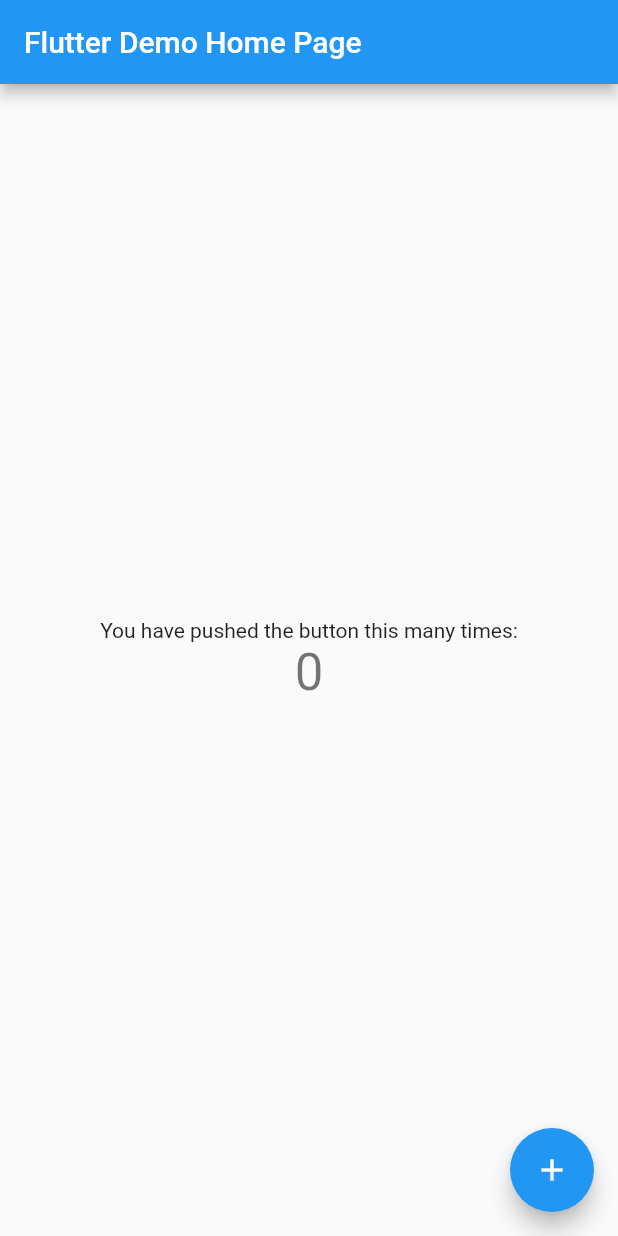
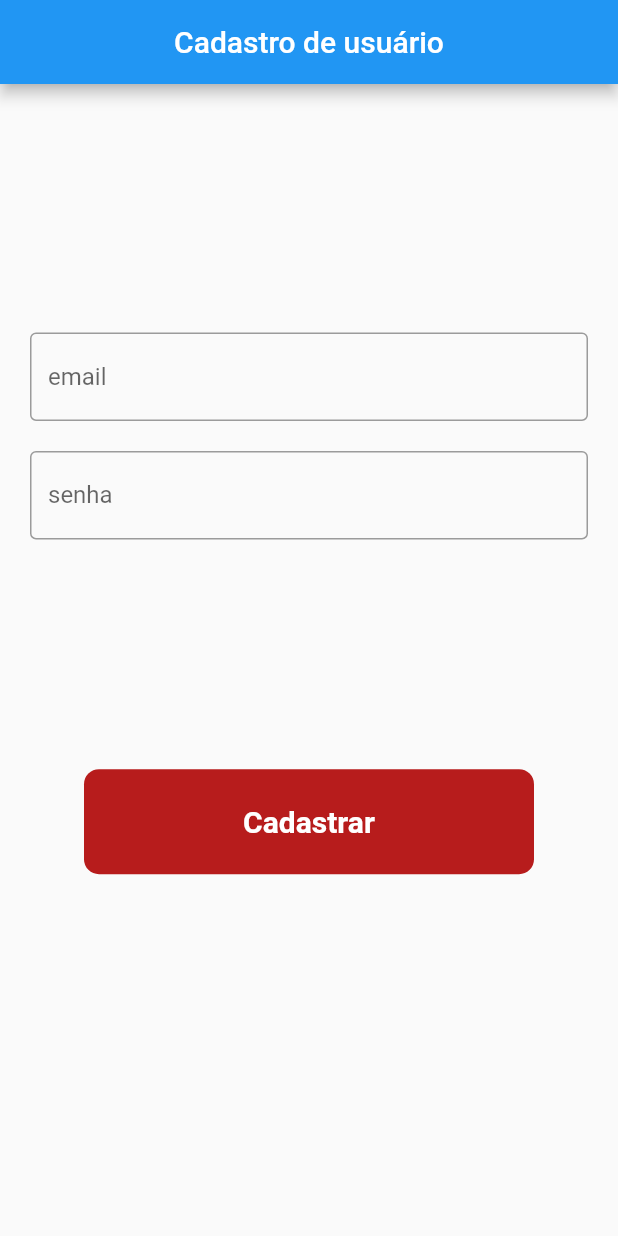
Before and after one commit to edsondearaujo/FurnitApp_Requisitos, a Flutter app: the screen it shows after launch, on a phone screen of 412 x 824 dp. Run offline on Flutter 3.47's test engine with Material 2 defaults, Android fonts, the phone set to English and light mode, and no system bars.

Commit message:
US(#07)/adding signin screen

```diff
--- a/lib/main.dart
+++ b/lib/main.dart
@@ -1,113 +1,20 @@
 import 'package:flutter/material.dart';
+import 'package:furnitapp/page/login_page.dart';
 
 void main() {
   runApp(MyApp());
 }
 
 class MyApp extends StatelessWidget {
-  // This widget is the root of your application.
   @override
   Widget build(BuildContext context) {
     return MaterialApp(
-      title: 'Flutter Demo',
-      theme: ThemeData(
-        // This is the theme of your application.
-        //
-        // Try running your application with "flutter run". You'll see the
-        // application has a blue toolbar. Then, without quitting the app, try
-        // changing the primarySwatch below to Colors.green and then invoke
-        // "hot reload" (press "r" in the console where you ran "flutter run",
-        // or simply save your changes to "hot reload" in a Flutter IDE).
-        // Notice that the counter didn't reset back to zero; the application
-        // is not restarted.
-        primarySwatch: Colors.blue,
-      ),
-      home: MyHomePage(title: 'Flutter Demo Home Page'),
-    );
+
+        debugShowCheckedModeBanner: false,
+        title: 'Flutter Demo',
+        theme: ThemeData(
+          primarySwatch: Colors.blue,
+        ),
+        home: LoginPage());
   }
 }
-
-class MyHomePage extends StatefulWidget {
-  MyHomePage({Key key, this.title}) : super(key: key);
-
-  // This widget is the home page of your application. It is stateful, meaning
-  // that it has a State object (defined below) that contains fields that affect
-  // how it looks.
-
-  // This class is the configuration for the state. It holds the values (in this
-  // case the title) provided by the parent (in this case the App widget) and
-  // used by the build method of the State. Fields in a Widget subclass are
-  // always marked "final".
-
-  final String title;
-
-  @override
-  _MyHomePageState createState() => _MyHomePageState();
-}
-
-class _MyHomePageState extends State<MyHomePage> {
-  int _counter = 0;
-
-  void _incrementCounter() {
-    setState(() {
-      // This call to setState tells the Flutter framework that something has
-      // changed in this State, which causes it to rerun the build method below
-      // so that the display can reflect the updated values. If we changed
-      // _counter without calling setState(), then the build method would not be
-      // called again, and so nothing would appear to happen.
-      _counter++;
-    });
-  }
-
-  @override
-  Widget build(BuildContext context) {
-    // This method is rerun every time setState is called, for instance as done
-    // by the _incrementCounter method above.
-    //
-    // The Flutter framework has been optimized to make rerunning build methods
-    // fast, so that you can just rebuild anything that needs updating rather
-    // than having to individually change instances of widgets.
-    return Scaffold(
-      appBar: AppBar(
-        // Here we take the value from the MyHomePage object that was created by
-        // the App.build method, and use it to set our appbar title.
-        title: Text(widget.title),
-      ),
-      body: Center(
-        // Center is a layout widget. It takes a single child and positions it
-        // in the middle of the parent.
-        child: Column(
-          // Column is also a layout widget. It takes a list of children and
-          // arranges them vertically. By default, it sizes itself to fit its
-          // children horizontally, and tries to be as tall as its parent.
-          //
-          // Invoke "debug painting" (press "p" in the console, choose the
-          // "Toggle Debug Paint" action from the Flutter Inspector in Android
-          // Studio, or the "Toggle Debug Paint" command in Visual Studio Code)
-          // to see the wireframe for each widget.
-          //
-          // Column has various properties to control how it sizes itself and
-          // how it positions its children. Here we use mainAxisAlignment to
-          // center the children vertically; the main axis here is the vertical
-          // axis because Columns are vertical (the cross axis would be
-          // horizontal).
-          mainAxisAlignment: MainAxisAlignment.center,
-          children: <Widget>[
-            Text(
-              'You have pushed the button this many times:',
-            ),
-            Text(
-              '$_counter',
-              style: Theme.of(context).textTheme.headline4,
-            ),
-          ],
-        ),
-      ),
-      floatingActionButton: FloatingActionButton(
-        onPressed: _incrementCounter,
-        tooltip: 'Increment',
-        child: Icon(Icons.add),
-      ), // This trailing comma makes auto-formatting nicer for build methods.
-    );
-  }
-}
--- /dev/null
+++ b/lib/page/login_page.dart
@@ -0,0 +1,86 @@
+import 'package:flutter/material.dart';
+
+class LoginPage extends StatefulWidget {
+  @override
+  _LoginPageState createState() => _LoginPageState();
+}
+
+class _LoginPageState extends State<LoginPage>
+    with SingleTickerProviderStateMixin {
+  AnimationController _controller;
+
+  @override
+  void initState() {
+    super.initState();
+    _controller = AnimationController(vsync: this);
+  }
+
+  @override
+  void dispose() {
+    super.dispose();
+    _controller.dispose();
+  }
+
+  @override
+  Widget build(BuildContext context) {
+    return SafeArea(
+      child: Scaffold(
+        resizeToAvoidBottomInset: false,
+        appBar: AppBar(
+          centerTitle: true,
+          title: Text('Cadastro de usuário'),
+        ),
+        body: Padding(
+          padding: const EdgeInsets.all(20),
+          child: Column(
+            children: [
+              Spacer(),
+              Expanded(
+                flex: 2,
+                child: Column(
+                  children: [
+                    TextFormField(
+                      decoration: InputDecoration(
+                          hintText: 'email', border: OutlineInputBorder()),
+                    ),
+                    Padding(
+                      padding: const EdgeInsets.symmetric(vertical: 20),
+                      child: TextFormField(
+                        decoration: InputDecoration(
+                            hintText: 'senha', border: OutlineInputBorder()),
+                      ),
+                    ),
+                  ],
+                ),
+              ),
+              //buttons
+              Expanded(
+                flex: 2,
+                child: Column(
+                  children: [
+                    Container(
+                      width: 300,
+                      height: 70,
+                      decoration: BoxDecoration(
+                          color: Colors.red[900],
+                          borderRadius: BorderRadius.circular(10)),
+                      child: Center(
+                        child: Text(
+                          'Cadastrar',
+                          style: TextStyle(
+                              color: Colors.white,
+                              fontWeight: FontWeight.bold,
+                              fontSize: 20),
+                        ),
+                      ),
+                    )
+                  ],
+                ),
+              ),
+            ],
+          ),
+        ),
+      ),
+    );
+  }
+}
```
